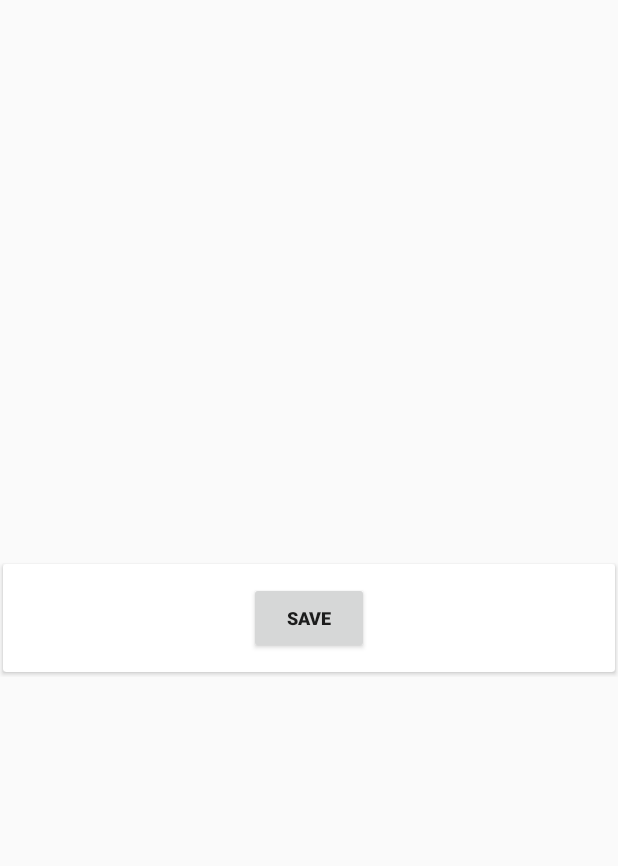
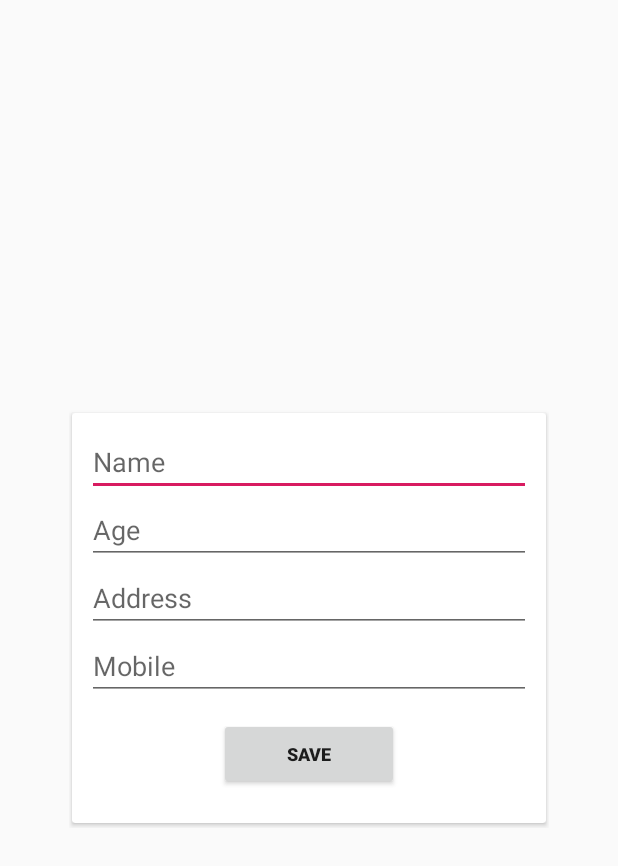
Before and after one commit to imrankst1221/Kotlin-Guides, an Android app: the layout popup_add_student.xml on its own in the app's theme, with its tools: preview values and no code run, on a phone screen of 412 x 824 dp. Shown: the top 866 px of the screen. Run offline under Robolectric (Android 15) with nearby library versions, the phone set to English and light mode, and no system bars.

```diff
--- a/build.gradle
+++ b/build.gradle
@@ -1,7 +1,7 @@
 // Top-level build file where you can add configuration options common to all sub-projects/modules.
 
 buildscript {
-    ext.kotlin_version = '1.2.61'
+    ext.kotlin_version = '1.3.11'
     repositories {
         google()
         jcenter()
--- a/firebase_firestore/src/main/AndroidManifest.xml
+++ b/firebase_firestore/src/main/AndroidManifest.xml
@@ -1,5 +1,6 @@
 <?xml version="1.0" encoding="utf-8"?>
 <manifest xmlns:android="http://schemas.android.com/apk/res/android"
+    xmlns:tools="http://schemas.android.com/tools"
     package="imrankst12221.firebase_firestore">
 
     <application
@@ -8,7 +9,8 @@
         android:label="@string/app_name"
         android:roundIcon="@mipmap/ic_launcher_round"
         android:supportsRtl="true"
-        android:theme="@style/AppTheme">
+        android:theme="@style/AppTheme"
+        tools:ignore="GoogleAppIndexingWarning">
         <activity android:name=".MainActivity">
             <intent-filter>
                 <action android:name="android.intent.action.MAIN" />
--- a/firebase_firestore/src/main/res/layout/popup_add_student.xml
+++ b/firebase_firestore/src/main/res/layout/popup_add_student.xml
@@ -7,20 +7,47 @@
     android:background="@android:color/transparent">
     <android.support.v7.widget.CardView
         android:id="@+id/card_item"
-        android:layout_width="match_parent"
+        android:layout_width="320dp"
         android:layout_height="wrap_content"
         android:layout_centerInParent="true"
         card_view:cardPreventCornerOverlap="false"
         card_view:cardUseCompatPadding="true">
         <LinearLayout
-            android:layout_width="wrap_content"
+            android:layout_width="match_parent"
             android:layout_height="wrap_content"
             android:layout_gravity="center"
+            android:padding="10dp"
+
             android:orientation="vertical">
+            <EditText
+                android:id="@+id/txt_name_edit"
+                android:layout_width="match_parent"
+                android:layout_height="wrap_content"
+                android:inputType="text"
+                android:hint="Name"/>
+            <EditText
+                android:id="@+id/txt_age_edit"
+                android:layout_width="match_parent"
+                android:layout_height="wrap_content"
+                android:inputType="numberDecimal"
+                android:maxLength="2"
+                android:hint="Age"/>
+            <EditText
+                android:id="@+id/txt_address_edit"
+                android:layout_width="match_parent"
+                android:layout_height="wrap_content"
+                android:inputType="text"
+                android:hint="Address"/>
+            <EditText
+                android:id="@+id/txt_mobile_edit"
+                android:layout_width="match_parent"
+                android:layout_height="wrap_content"
+                android:inputType="text"
+                android:hint="Mobile"/>
 
             <android.support.v7.widget.AppCompatButton
                 android:id="@+id/btn_done"
-                android:layout_width="80dp"
+                android:layout_width="120dp"
                 android:layout_height="wrap_content"
                 android:textSize="12sp"
                 android:textStyle="bold"
```
Also changed, not shown: firebase_firestore/build.gradle (+11 -10 lines), firebase_firestore/src/main/java/imrankst12221/firebase_firestore/DataClass.kt (+5 -5 lines), firebase_firestore/src/main/java/imrankst12221/firebase_firestore/MainActivity.kt (+21 -12 lines), rest_api/build.gradle (+4 -4 lines), gradle/wrapper/gradle-wrapper.properties.
